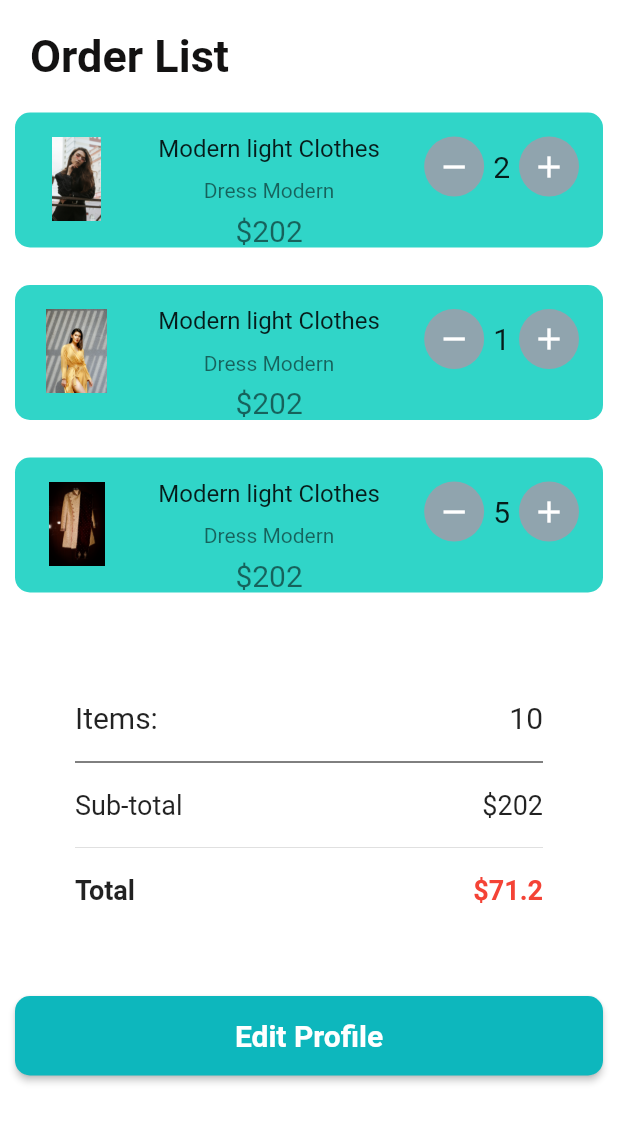
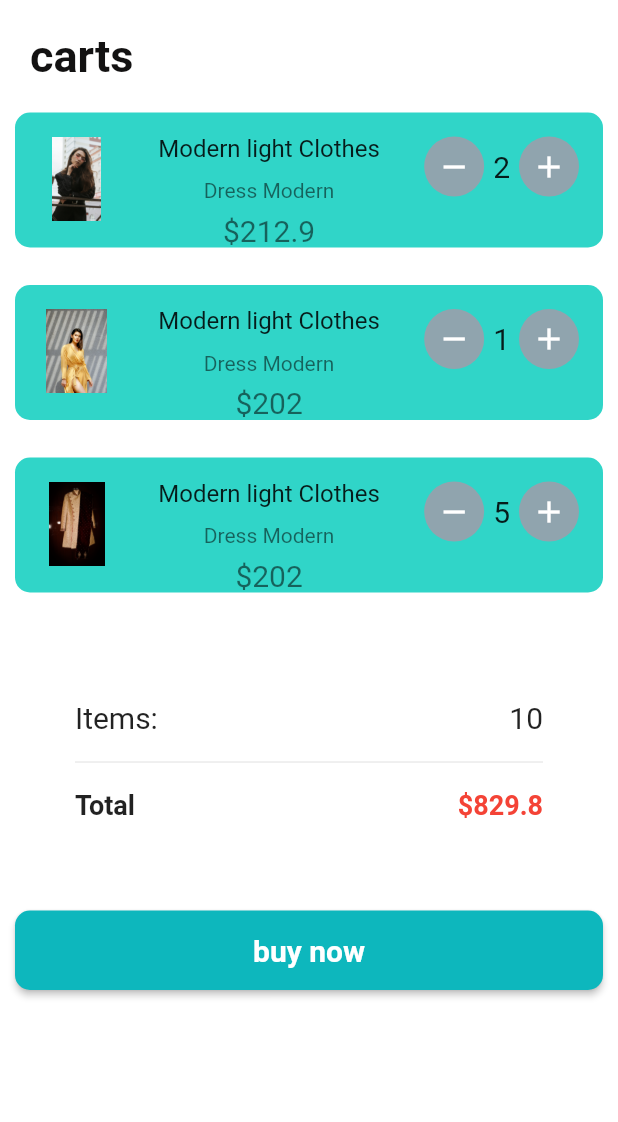
Before and after one commit to Zafaah/online-shopping-ecommerce-clothing, a Flutter app: the CardPages screen opened directly, on a phone screen of 412 x 824 dp. Shown: the top 1122 px of the screen. Run offline on Flutter 3.47's test engine with Material 2 defaults, Android fonts, the phone set to English and light mode, and no system bars; our stand-ins replace custom_navigation_bar, flutter_svg, google_fonts; missing offline and left inert: clippy_flutter.

Commit message:
first commit

```diff
--- a/lib/pages/card_page.dart
+++ b/lib/pages/card_page.dart
@@ -17,7 +17,7 @@ class CardPages extends StatelessWidget {
                   const Padding(
                     padding: EdgeInsets.only(top: 20, left: 10, bottom: 10),
                     child: Text(
-                      'Order List',
+                      'carts ',
                       style: TextStyle(
                           color: Color.fromARGB(255, 19, 18, 18),
                           fontSize: 30,
@@ -55,7 +55,7 @@ class CardPages extends StatelessWidget {
                                 height: 3,
                               ),
                               Text(
-                                '\$202',
+                                '\$212.9',
                                 style: TextStyle(
                                   fontSize: 20,
                                 ),
@@ -290,25 +290,6 @@ class CardPages extends StatelessWidget {
                           ),
 
                           //
-                          const Divider(
-                            color: Colors.black,
-                          ),
-                          Padding(
-                            padding: const EdgeInsets.symmetric(vertical: 10),
-                            child: Row(
-                              mainAxisAlignment: MainAxisAlignment.spaceBetween,
-                              children: const [
-                                Text(
-                                  "Sub-total",
-                                  style: TextStyle(fontSize: 18),
-                                ),
-                                Text(
-                                  "\$202",
-                                  style: TextStyle(fontSize: 18),
-                                ),
-                              ],
-                            ),
-                          ),
 
                           // total
                           const Divider(
@@ -326,7 +307,7 @@ class CardPages extends StatelessWidget {
                                       fontWeight: FontWeight.bold),
                                 ),
                                 Text(
-                                  "\$71.2",
+                                  "\$829.8",
                                   style: TextStyle(
                                       fontSize: 18,
                                       color: Colors.red,
@@ -351,7 +332,7 @@ class CardPages extends StatelessWidget {
                                 horizontal: 30, vertical: 15)),
                         onPressed: () {},
                         child: const Text(
-                          'Edit Profile',
+                          'buy now',
                           style: TextStyle(
                               fontWeight: FontWeight.bold, fontSize: 20),
                         )),
```
Also changed, not shown: assets/screen/Carts.png (added), assets/screen/Detail.png (added), assets/screen/Fav.png (added), assets/screen/Home1.png (added), assets/screen/Loging.png (added), assets/screen/Register.png (added), assets/screen/home2.png (added), assets/screen/profile.png (added), 1 other file.
